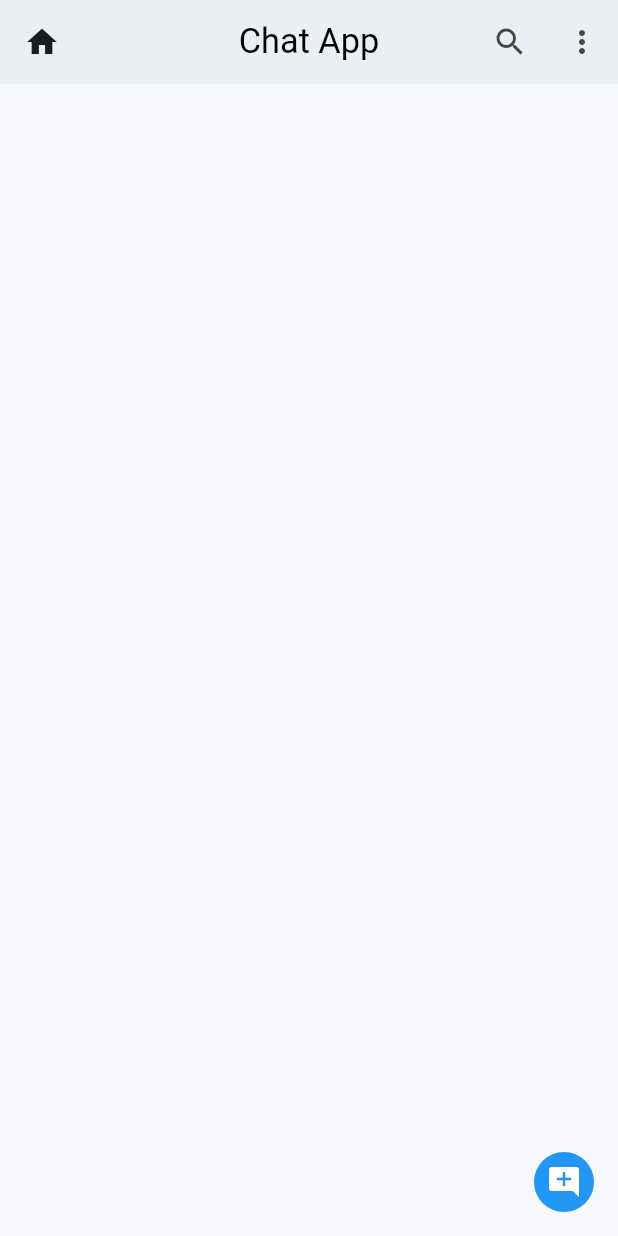
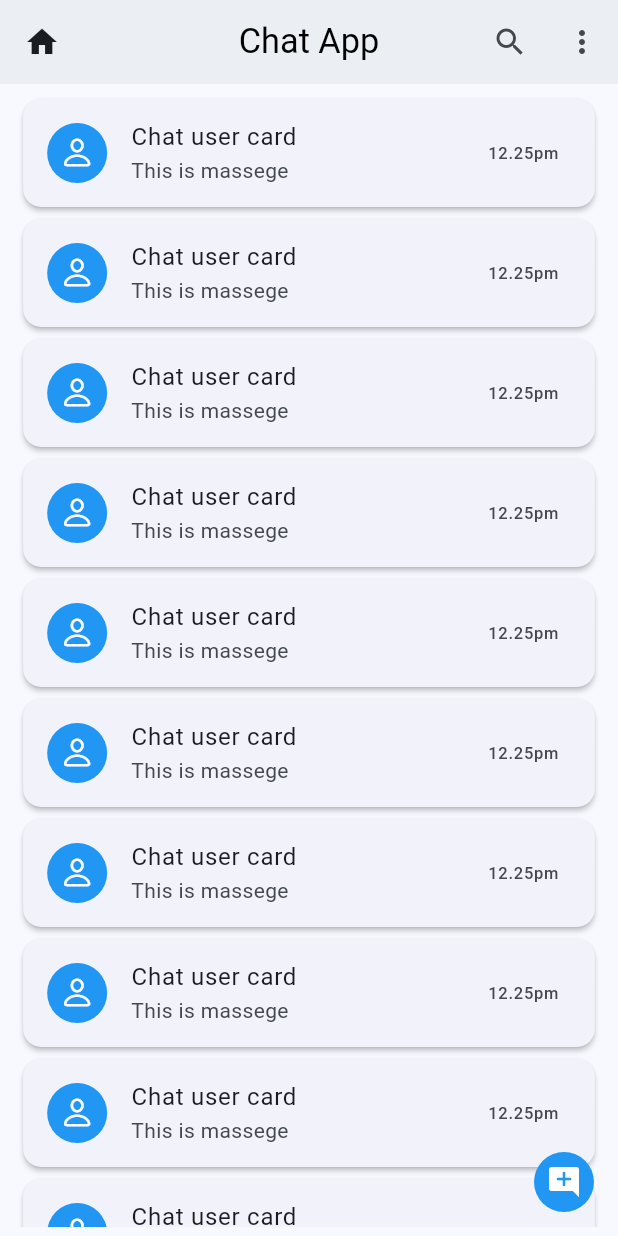
Before and after one commit to TopuFD/Chat_app, a Flutter app: the HomeScreen screen opened directly, on a phone screen of 412 x 824 dp. Run offline on Flutter 3.47's test engine with Material 3 defaults, Android fonts, the phone set to English and light mode, and no system bars; our stand-ins replace cloud_firestore, firebase_auth, firebase_core, flutter_screenutil, fluttertoast, google_sign_in and 1 more; accounts and stored records are empty; project files that could hold a hidden picture were left out.

```diff
--- a/lib/auth/google_auth.dart
+++ b/lib/auth/google_auth.dart
@@ -1,6 +1,7 @@
 
 import 'package:firebase_auth/firebase_auth.dart';
 import 'package:google_sign_in/google_sign_in.dart';
+import 'package:my_chat/const/constant.dart';
 
 class SignInGoogle {
   Future<Object?> myGoogleService() async {
@@ -18,6 +19,6 @@ class SignInGoogle {
     );
 
     // Once signed in, return the UserCredential
-    return await FirebaseAuth.instance.signInWithCredential(credential);
+    return await Constant.firebaseAuth.signInWithCredential(credential);
   }
 }
--- /dev/null
+++ b/lib/const/constant.dart
@@ -0,0 +1,7 @@
+import 'package:cloud_firestore/cloud_firestore.dart';
+import 'package:firebase_auth/firebase_auth.dart';
+
+class Constant {
+  static FirebaseAuth firebaseAuth = FirebaseAuth.instance;
+  static FirebaseFirestore firebaseFirestore = FirebaseFirestore.instance;
+}
--- a/lib/main.dart
+++ b/lib/main.dart
@@ -2,7 +2,7 @@ import 'package:firebase_core/firebase_core.dart';
 import 'package:flutter/material.dart';
 import 'package:flutter/services.dart';
 import 'package:flutter_screenutil/flutter_screenutil.dart';
-import 'package:my_chat/view/screen/splash_screen.dart';
+import 'package:my_chat/view/auth_screen/splash_screen.dart';
 
 void main() async {
   await WidgetsFlutterBinding.ensureInitialized();
--- a/lib/view/screen/splash_screen.dart
+++ b/lib/view/auth_screen/splash_screen.dart
@@ -5,7 +5,7 @@ import 'package:flutter/services.dart';
 import 'package:flutter_screenutil/flutter_screenutil.dart';
 import 'package:lottie/lottie.dart';
 import 'package:my_chat/view/home_screen.dart';
-import 'package:my_chat/view/screen/login_screen.dart';
+import 'package:my_chat/view/auth_screen/login_screen.dart';
 
 // ignore: must_be_immutable
 class Splash_screen extends StatelessWidget {
--- a/lib/view/home_screen.dart
+++ b/lib/view/home_screen.dart
@@ -1,7 +1,9 @@
-import 'package:firebase_auth/firebase_auth.dart';
 import 'package:flutter/material.dart';
+import 'package:flutter_screenutil/flutter_screenutil.dart';
 import 'package:google_sign_in/google_sign_in.dart';
-import 'package:my_chat/view/screen/login_screen.dart';
+import 'package:my_chat/const/constant.dart';
+import 'package:my_chat/view/auth_screen/login_screen.dart';
+import 'package:my_chat/widgets/user_card.dart';
 
 class HomeScreen extends StatefulWidget {
   const HomeScreen({super.key});
@@ -11,6 +13,17 @@ class HomeScreen extends StatefulWidget {
 }
 
 class _HomeScreenState extends State<HomeScreen> {
+  List<String> items = List.generate(20, (index) => "Item $index");
+
+  Future<void> _refresh() async {
+    // Simulate a delay for demonstration purposes
+    await Future.delayed(Duration(seconds: 2));
+    setState(() {
+      // Generate new list of items
+      items = List.generate(20, (index) => "Refreshed Item $index");
+    });
+  }
+
   @override
   Widget build(BuildContext context) {
     return Scaffold(
@@ -26,17 +39,31 @@ class _HomeScreenState extends State<HomeScreen> {
           backgroundColor: Colors.blue,
           child: IconButton(
               onPressed: () async {
-                await FirebaseAuth.instance.signOut().then((value) {
-                  Navigator.pop(context,MaterialPageRoute(builder: (_)=>LoginScreen()));
+                await Constant.firebaseAuth.signOut().then((value) {
+                  Navigator.pop(context,
+                      MaterialPageRoute(builder: (_) => LoginScreen()));
                 });
                 await GoogleSignIn().signOut().then((value) {
-                  Navigator.pop(context,MaterialPageRoute(builder: (_)=>LoginScreen()));
+                  Navigator.pop(context,
+                      MaterialPageRoute(builder: (_) => LoginScreen()));
                 });
               },
               icon: Icon(
                 Icons.add_comment_rounded,
                 color: Colors.white,
               ))),
+      body: Padding(
+        padding: EdgeInsets.symmetric(horizontal: 10.w, vertical: 5.h),
+        child: RefreshIndicator(
+          onRefresh: _refresh,
+          child: ListView.builder(
+              itemCount: 16,
+              physics: BouncingScrollPhysics(),
+              itemBuilder: (context, index) {
+                return MyUserCard();
+              }),
+        ),
+      ),
     );
   }
 }
--- /dev/null
+++ b/lib/widgets/user_card.dart
@@ -0,0 +1,36 @@
+import 'package:flutter/cupertino.dart';
+import 'package:flutter/material.dart';
+
+class MyUserCard extends StatefulWidget {
+  const MyUserCard({super.key});
+
+  @override
+  State<MyUserCard> createState() => _MyUserCardState();
+}
+
+class _MyUserCardState extends State<MyUserCard> {
+  @override
+  Widget build(BuildContext context) {
+    return Card(
+      elevation: 1.5,
+      child: InkWell(
+        onTap: (){},
+        child: ListTile(
+          leading: CircleAvatar(
+            backgroundColor: Colors.blue,
+            child: Icon(
+              CupertinoIcons.person,
+              color: Colors.white,
+            ),
+          ),
+          title: Text("Chat user card"),
+          subtitle: Text(
+            "This is massege",
+            maxLines: 1,
+          ),
+          trailing: Text("12.25pm"),
+        ),
+      ),
+    );
+  }
+}
--- a/pubspec.yaml
+++ b/pubspec.yaml
@@ -19,6 +19,7 @@ dependencies:
   google_sign_in: ^6.2.1
   firebase_auth: ^4.17.8
   fluttertoast: ^8.2.4
+  cloud_firestore: ^4.15.8
 
 dev_dependencies:
   flutter_test:
```
Also changed, not shown: lib/view/auth_screen/login_screen.dart (renamed from lib/view/screen/login_screen.dart), pubspec.lock, 3 other files.
